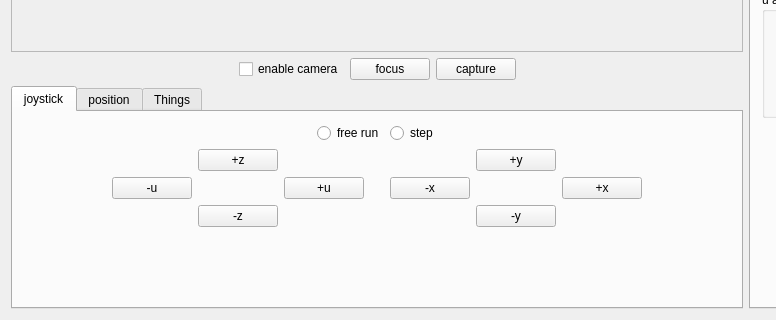
Old version of the form magrathea.ui in the repository gitHleon/magrathea; both pictures show x 0 to 776 and y 480 to 800 of the 1400 by 800 pixel window.
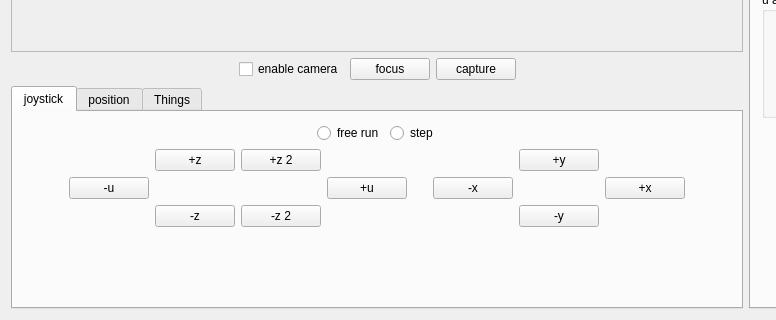
New version of the form. The open tabs and pages were chosen to show the change.

Patch:
```diff
--- a/magrathea.ui
+++ b/magrathea.ui
@@ -173,14 +173,21 @@
            </item>
            <item>
             <layout class="QGridLayout" name="gridLayout_2">
-             <item row="2" column="1">
+             <item row="0" column="2">
+              <widget class="QPushButton" name="positiveZButton">
+               <property name="text">
+                <string>+z</string>
+               </property>
+              </widget>
+             </item>
+             <item row="2" column="2">
               <widget class="QPushButton" name="negativeZButton">
                <property name="text">
                 <string>-z</string>
                </property>
               </widget>
              </item>
-             <item row="1" column="2">
+             <item row="1" column="4">
               <widget class="QPushButton" name="positiveUButton">
                <property name="text">
                 <string>+u</string>
@@ -194,10 +201,17 @@
                </property>
               </widget>
              </item>
-             <item row="0" column="1">
-              <widget class="QPushButton" name="positiveZButton">
+             <item row="0" column="3">
+              <widget class="QPushButton" name="positiveZ_2_Button">
                <property name="text">
-                <string>+z</string>
+                <string>+z 2</string>
+               </property>
+              </widget>
+             </item>
+             <item row="2" column="3">
+              <widget class="QPushButton" name="negativeZ_2_Button">
+               <property name="text">
+                <string>-z 2</string>
                </property>
               </widget>
              </item>
```
Left out of the diff: 2 changed lines with no effect on the pictures.
